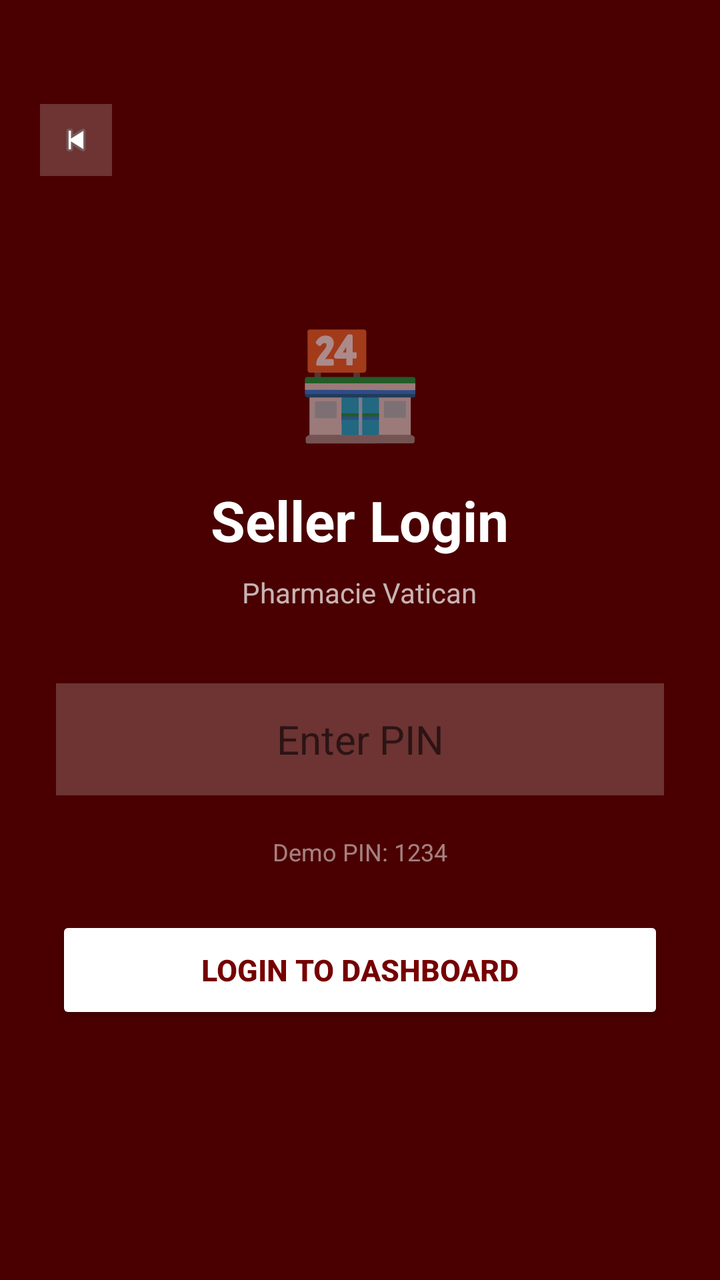
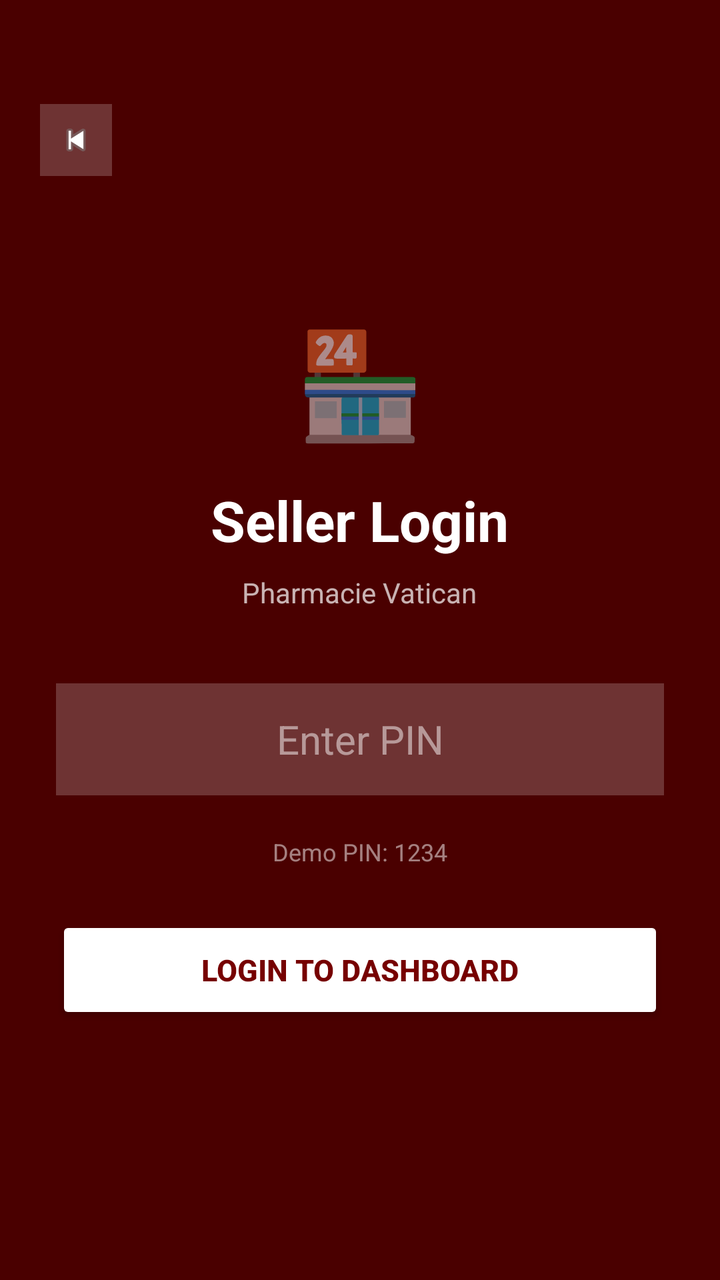

Screens rendered from an Android XML layout before and after an edit, with the pre-edit source and the edit as a unified diff.
<!-- AndroidManifest.xml: application theme Theme.AppCompat.Light.NoActionBar -->
<!-- res/layout/activity_seller_login.xml -->
<?xml version="1.0" encoding="utf-8"?>
<LinearLayout
    xmlns:android="http://schemas.android.com/apk/res/android"
    android:layout_width="match_parent"
    android:layout_height="match_parent"
    android:orientation="vertical"
    android:background="#4A0000">

    
    <ImageView
        android:id="@+id/btn_back"
        android:layout_width="36dp"
        android:layout_height="36dp"
        android:src="@android:drawable/ic_media_previous"
        android:background="#33FFFFFF"
        android:padding="8dp"
        android:layout_marginTop="52dp"
        android:layout_marginStart="20dp"
        android:layout_marginBottom="40dp"/>

    <LinearLayout
        android:layout_width="match_parent"
        android:layout_height="wrap_content"
        android:orientation="vertical"
        android:gravity="center"
        android:padding="28dp">

        <TextView
            android:layout_width="wrap_content"
            android:layout_height="wrap_content"
            android:text="🏪"
            android:textSize="52sp"
            android:layout_marginBottom="16dp"/>

        <TextView
            android:layout_width="wrap_content"
            android:layout_height="wrap_content"
            android:text="Seller Login"
            android:textColor="#FFFFFF"
            android:textSize="28sp"
            android:textStyle="bold"
            android:layout_marginBottom="8dp"/>

        <TextView
            android:layout_width="wrap_content"
            android:layout_height="wrap_content"
            android:text="Pharmacie Vatican"
            android:textColor="#B3FFFFFF"
            android:textSize="14sp"
            android:layout_marginBottom="36dp"/>

        <EditText
            android:id="@+id/et_pin"
            android:layout_width="match_parent"
            android:layout_height="56dp"
            android:hint="Enter PIN"
            android:hintTextColor="#80FFFFFF"
            android:textColor="#FFFFFF"
            android:textSize="20sp"
            android:gravity="center"
            android:inputType="numberPassword"
            android:background="#33FFFFFF"
            android:layout_marginBottom="20dp"
            android:paddingHorizontal="16dp"/>

        <TextView
            android:layout_width="wrap_content"
            android:layout_height="wrap_content"
            android:text="Demo PIN: 1234"
            android:textColor="#80FFFFFF"
            android:textSize="12sp"
            android:layout_marginBottom="24dp"/>

        <Button
            android:id="@+id/btn_seller_login"
            android:layout_width="match_parent"
            android:layout_height="54dp"
            android:text="Login to Dashboard"
            android:textColor="#760000"
            android:backgroundTint="#FFFFFF"
            android:textSize="15sp"
            android:textStyle="bold"/>

    </LinearLayout>

</LinearLayout>
<!-- resources referenced by this layout -->
<resources>

</resources>

<!-- the commit's change to res/layout/activity_seller_login.xml (unified diff, before → after) -->
@@ -54,7 +54,7 @@
             android:layout_width="match_parent"
             android:layout_height="56dp"
             android:hint="Enter PIN"
-            android:hintTextColor="#80FFFFFF"
+            android:textColorHint="#80FFFFFF"
             android:textColor="#FFFFFF"
             android:textSize="20sp"
             android:gravity="center"
